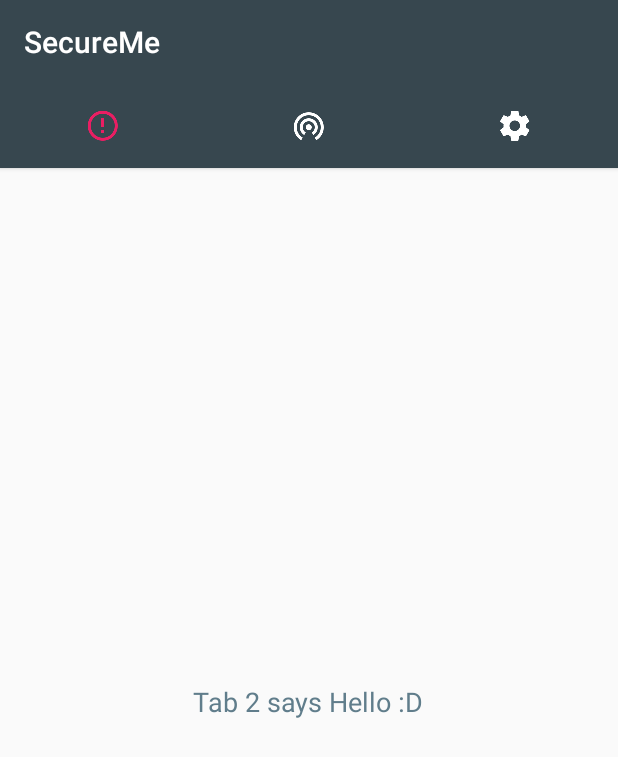
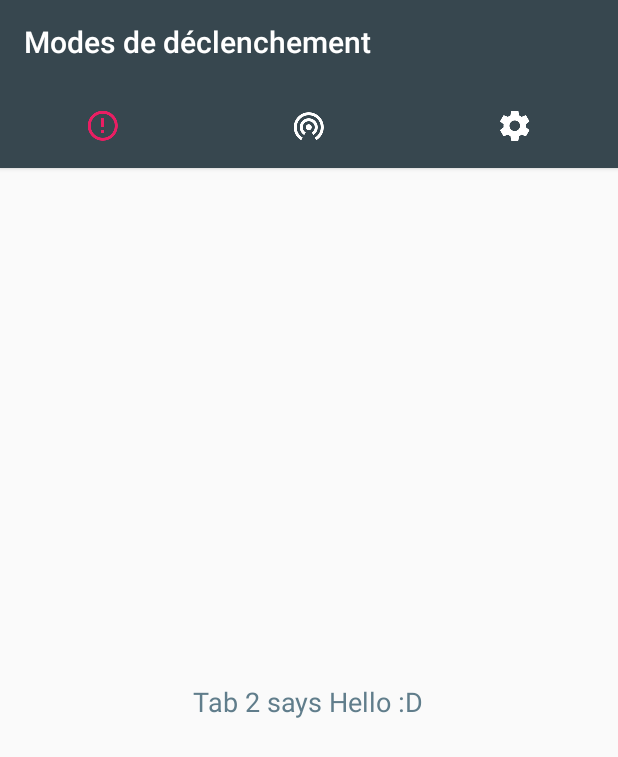
Before and after one commit to GrimArn/SecureMe, an Android app: the screen it shows after launch (MainActivity), on a phone screen of 412 x 824 dp. Shown: the top 757 px of the screen. Run offline under Robolectric (Android 15) with nearby library versions, the light colour scheme and no system bars; libraries missing offline, so code that uses them is left out: com.github.machinarius.preferencefragment.

Commit message:
UpdateCard

```diff
--- a/app/src/main/java/fr/ihm/secureme/activity/MainActivity.java
+++ b/app/src/main/java/fr/ihm/secureme/activity/MainActivity.java
@@ -1,18 +1,25 @@
 package fr.ihm.secureme.activity;
 
 import android.support.v4.view.ViewPager;
+import android.support.v7.app.ActionBar;
 import android.support.v7.app.ActionBarActivity;
 import android.os.Bundle;
-import android.view.Menu;
-import android.view.MenuItem;
+import android.util.Log;
 import fr.ihm.secureme.R;
 import fr.ihm.secureme.adapter.ViewPagerAdapter;
+import fr.ihm.secureme.fragment.AlertFragment;
+import fr.ihm.secureme.fragment.ContactFragment;
+import fr.ihm.secureme.fragment.SettingsFragment;
 import fr.ihm.secureme.google.SlidingTabLayout;
+
+import java.util.ArrayList;
+import java.util.List;
 
 
 public class MainActivity extends ActionBarActivity {
 
 
+    private static final String TAG = "MainActivity" ;
     ViewPager pager;
     ViewPagerAdapter adapter;
     SlidingTabLayout tabs;
@@ -22,25 +29,55 @@ public class MainActivity extends ActionBarActivity {
             R.drawable.ic_settings_white_24dp
     };
     int Numboftabs =3;
+    private List<CharSequence> mListFragment;
 
     @Override
     protected void onCreate(Bundle savedInstanceState) {
         super.onCreate(savedInstanceState);
         setContentView(R.layout.activity_main);
 
+        mListFragment = new ArrayList<CharSequence>(Numboftabs);
+        mListFragment.add(AlertFragment.sTitle);
+        mListFragment.add(ContactFragment.sTitle);
+        mListFragment.add(SettingsFragment.sTitle);
+
         // Creating The ViewPagerAdapter and Passing Fragment Manager, Titles fot the Tabs and Number Of Tabs.
         adapter =  new ViewPagerAdapter(this,getSupportFragmentManager(),imageResId,Numboftabs);
-        getSupportActionBar().setElevation(0);
+        ActionBar ab = getSupportActionBar();
+        ab.setElevation(0);
+        setActivityTitle(0);
         // Assigning ViewPager View and setting the adapter
         pager = (ViewPager) findViewById(R.id.pager);
         pager.setAdapter(adapter);
 
+
         // Assiging the Sliding Tab Layout View
         tabs = (SlidingTabLayout) findViewById(R.id.tabs);
         tabs.setDistributeEvenly(true); // To make the Tabs Fixed set this true, This makes the tabs Space Evenly in Available width
-
         tabs.setCustomTabView(R.layout.custom_tab, 0);
         // Setting the ViewPager For the SlidingTabsLayout
         tabs.setViewPager(pager);
+
+        tabs.setOnPageChangeListener(new ViewPager.OnPageChangeListener() {
+            @Override
+            public void onPageScrolled(int position, float positionOffset, int positionOffsetPixels) {
+
+            }
+
+            @Override
+            public void onPageSelected(int position) {
+                Log.e(TAG, "onPageSelected");
+                setActivityTitle(position);
+            }
+
+            @Override
+            public void onPageScrollStateChanged(int state) {
+
+            }
+        });
+    }
+
+    private void setActivityTitle(int i) {
+        getSupportActionBar().setTitle(mListFragment.get(i));
     }
 }
--- a/app/src/main/java/fr/ihm/secureme/adapter/ContactArrayAdapter.java
+++ b/app/src/main/java/fr/ihm/secureme/adapter/ContactArrayAdapter.java
@@ -20,7 +20,7 @@ import fr.ihm.secureme.R;
 import java.util.ArrayList;
 import java.util.List;
 
-public class ContactArrayAdapter extends ArrayAdapter<Contact> {
+public class ContactArrayAdapter extends ArrayAdapter<Contact>{
     private static final String TAG = "ContactArrayAdapter";
     private List<Contact> mContactArrayList = new ArrayList<Contact>();
     private View mRow;
@@ -83,12 +83,12 @@ public class ContactArrayAdapter extends ArrayAdapter<Contact> {
                 deleteView(position);
             }
         });
-        mCardView.setOnLongClickListener(new View.OnLongClickListener() {
+        /*mCardView.setOnLongClickListener(new View.OnLongClickListener() {
             @Override
             public boolean onLongClick(View v) {
                 return false;
             }
-        });
+        });*/
         return mRow;
     }
 
--- a/app/src/main/java/fr/ihm/secureme/adapter/ViewPagerAdapter.java
+++ b/app/src/main/java/fr/ihm/secureme/adapter/ViewPagerAdapter.java
@@ -4,6 +4,7 @@ package fr.ihm.secureme.adapter;
  * Created by nonau on 09/10/15.
  */
 
+import android.app.Activity;
 import android.content.Context;
 import android.graphics.drawable.Drawable;
 import android.support.v4.app.Fragment;
@@ -12,20 +13,25 @@ import android.support.v4.app.FragmentStatePagerAdapter;
 import android.text.Spannable;
 import android.text.SpannableString;
 import android.text.style.ImageSpan;
+import android.util.Log;
+import fr.ihm.secureme.activity.MainActivity;
 import fr.ihm.secureme.fragment.AlertFragment;
 import fr.ihm.secureme.fragment.ContactFragment;
 import fr.ihm.secureme.fragment.SettingsFragment;
 
 public class ViewPagerAdapter extends FragmentStatePagerAdapter {
 
+    private static final String TAG = "ViewPagerAdapter";
     int Titles[];
     int NumbOfTabs;
     private Context mContext;
+    private MainActivity mActivity;
 
     // Build a Constructor and assign the passed Values to appropriate values in the class
-    public ViewPagerAdapter(Context c, FragmentManager fm,int mTitles[], int mNumbOfTabsumb) {
+    public ViewPagerAdapter(MainActivity a, FragmentManager fm,int mTitles[], int mNumbOfTabsumb) {
         super(fm);
-        mContext = c;
+        mActivity = a;
+        mContext = a.getBaseContext();
         this.Titles = mTitles;
         this.NumbOfTabs = mNumbOfTabsumb;
 
@@ -34,17 +40,13 @@ public class ViewPagerAdapter extends FragmentStatePagerAdapter {
     //This method return the fragment for the every position in the View Pager
     @Override
     public Fragment getItem(int position) {
-
         switch (position) {
             case 0 :
-                AlertFragment alertFragment = new AlertFragment();
-                return alertFragment;
+                return new AlertFragment();
             case 1 :
-                ContactFragment contactFragment = new ContactFragment();
-                return contactFragment;
+                return new ContactFragment();
             case 2 :
-                SettingsFragment settingsFragment = new SettingsFragment();
-                return settingsFragment;
+                return new SettingsFragment();
         }
         return null;
 
--- a/app/src/main/java/fr/ihm/secureme/fragment/AlertFragment.java
+++ b/app/src/main/java/fr/ihm/secureme/fragment/AlertFragment.java
@@ -13,6 +13,8 @@ import fr.ihm.secureme.R;
 public class AlertFragment extends Fragment {
 
 
+    public static CharSequence sTitle = "Modes de déclenchement";
+
     public AlertFragment() {
         // Required empty public constructor
     }
@@ -23,6 +25,4 @@ public class AlertFragment extends Fragment {
         // Inflate the layout for this fragment
         return inflater.inflate(R.layout.fragment_alert, container, false);
     }
-
-
 }
--- a/app/src/main/java/fr/ihm/secureme/fragment/ContactFragment.java
+++ b/app/src/main/java/fr/ihm/secureme/fragment/ContactFragment.java
@@ -24,6 +24,8 @@ public class ContactFragment extends Fragment {
     private ContactArrayAdapter mContactArrayAdapter;
     private ListView listView;
     private View mView;
+    public static CharSequence sTitle = "Contacts d'urgence";
+
     @Override
     public void onCreate(Bundle savedInstanceState) {
         super.onCreate(savedInstanceState);
@@ -45,44 +47,9 @@ public class ContactFragment extends Fragment {
         mContactArrayAdapter.add(contact);
         contact = new Contact("0657815637", "STOLE", false);
         mContactArrayAdapter.add(contact);
-        contact = new Contact("0657815637", "STOLE", false);
-        mContactArrayAdapter.add(contact);
-        contact = new Contact("0657815637", "STOLE", false);
-        mContactArrayAdapter.add(contact);
-        contact = new Contact("0657815637", "STOLE", false);
-        mContactArrayAdapter.add(contact);
-        contact = new Contact("0657815637", "STOLE", false);
-        mContactArrayAdapter.add(contact);
-        contact = new Contact("0657815637", "STOLE", false);
-        mContactArrayAdapter.add(contact);
-        contact = new Contact("0657815637", "STOLE", false);
-        mContactArrayAdapter.add(contact);
-        contact = new Contact("0657815637", "STOLE", false);
-        mContactArrayAdapter.add(contact);
-        contact = new Contact("0657815637", "STOLE", false);
-        mContactArrayAdapter.add(contact);
-        contact = new Contact("0657815637", "STOLE", false);
-        mContactArrayAdapter.add(contact);
-        contact = new Contact("0657815637", "STOLE", false);
-        mContactArrayAdapter.add(contact);
-        contact = new Contact("0657815637", "STOLE", false);
-        mContactArrayAdapter.add(contact); contact = new Contact("0657815637", "STOLE", false);
-        mContactArrayAdapter.add(contact);
-        contact = new Contact("0657815637", "STOLE", false);
-        mContactArrayAdapter.add(contact);
-        contact = new Contact("0657815637", "STOLE", false);
-        mContactArrayAdapter.add(contact);
-        contact = new Contact("0657815637", "STOLE", false);
-        mContactArrayAdapter.add(contact);
-        contact = new Contact("0657815637", "STOLE", false);
-        mContactArrayAdapter.add(contact);
-        contact = new Contact("0657815637", "STOLE", false);
-        mContactArrayAdapter.add(contact);
 
         Log.e(TAG, "test on num " + contact.getNum());
         listView.setAdapter(mContactArrayAdapter);
         return mView;
     }
-
-
 }
--- a/app/src/main/java/fr/ihm/secureme/fragment/SettingsFragment.java
+++ b/app/src/main/java/fr/ihm/secureme/fragment/SettingsFragment.java
@@ -14,8 +14,10 @@ import fr.ihm.secureme.R;
 /**
  * A simple {@link Fragment} subclass.
  */
-public class SettingsFragment extends PreferenceFragment {
+public class SettingsFragment extends PreferenceFragment{
 
+
+    public static CharSequence sTitle = "Paramètres";
 
     public SettingsFragment() {
         // Required empty public constructor
@@ -26,6 +28,4 @@ public class SettingsFragment extends PreferenceFragment {
         super.onCreate(paramBundle);
         addPreferencesFromResource(R.xml.preference);
     }
-
-
 }
--- a/app/src/main/java/fr/ihm/secureme/google/SlidingTabStrip.java
+++ b/app/src/main/java/fr/ihm/secureme/google/SlidingTabStrip.java
@@ -36,6 +36,7 @@ import android.widget.TextView;
 
 class SlidingTabStrip extends LinearLayout {
 
+    private static final String TAG = "SlidingTabStrip";
     private int[] imageResId = {
             fr.ihm.secureme.R.drawable.ic_error_outline_white_24dp,
             fr.ihm.secureme.R.drawable.ic_wifi_tethering_white_24dp,
@@ -121,7 +122,28 @@ class SlidingTabStrip extends LinearLayout {
         mSelectedPosition = position;
         mSelectionOffset = positionOffset;
         invalidate();
+        Log.e(TAG, position + " + " + positionOffset);
+        TextView tv0 = (TextView) getChildAt(0);
+        TextView tv1 = (TextView) getChildAt(1);
+        TextView tv2 = (TextView) getChildAt(2);
+        if (mSelectionOffset < 0.3f) {
+            switch (mSelectedPosition) {
+                case 0:
+                    tv1.setText(getIcon(0, 1));
+                    tv2.setText(getIcon(0, 2));
+                    break;
+                case 2:
+                    tv0.setText(getIcon(0, 0));
+                    tv1.setText(getIcon(0, 1));
+                    break;
+                case 1:
+                    tv0.setText(getIcon(0, 0));
+                    tv2.setText(getIcon(0, 2));
+                    break;
+            }
+        }
     }
+
 
     @Override
     protected void onDraw(Canvas canvas) {
@@ -136,7 +158,6 @@ class SlidingTabStrip extends LinearLayout {
         // Thick colored underline below the current selection
         if (childCount > 0) {
             View selectedTitle = getChildAt(mSelectedPosition);
-
             TextView tv = (TextView) selectedTitle;
             tv.setText(getIcon(10, mSelectedPosition));
             int left = selectedTitle.getLeft();
@@ -162,6 +183,7 @@ class SlidingTabStrip extends LinearLayout {
 
             mSelectedIndicatorPaint.setColor(color);
 
+//            tv.setText(getIcon(0, mSelectedPosition));
             /*canvas.drawRect(left, height - mSelectedIndicatorThickness, right,
                     height, mSelectedIndicatorPaint);*/
         }
--- a/app/src/main/res/layout/fragment_contact.xml
+++ b/app/src/main/res/layout/fragment_contact.xml
@@ -18,9 +18,10 @@
             android:id="@+id/fab"
             android:layout_width="wrap_content"
             android:layout_height="wrap_content"
-            android:src="@drawable/ic_add_black_18dp"
+            android:src="@drawable/ic_add_white_18dp"
             android:layout_gravity="bottom|end"
             app:elevation="6dp"
+            app:borderWidth="0dp"
             app:pressedTranslationZ="12dp" android:layout_marginRight="20dp" android:layout_marginBottom="20dp"/>
 
 </FrameLayout>
--- a/app/src/main/res/layout/list_item_card.xml
+++ b/app/src/main/res/layout/list_item_card.xml
@@ -24,7 +24,8 @@
                     android:id="@+id/num"
                     android:layout_width="wrap_content"
                     android:layout_height="wrap_content"
-                    android:text="Text line 1" android:textStyle="bold" android:textSize="18dp"/>
+                    android:text="Text line 1" android:textStyle="bold" android:textSize="18dp"
+                    android:textColor="@color/primary_dark_text"/>
             <LinearLayout
                     android:orientation="horizontal"
                     android:layout_width="fill_parent"
@@ -33,6 +34,7 @@
                         android:id="@+id/message"
                         android:layout_width="wrap_content"
                         android:layout_height="match_parent"
+                        android:textColor="@color/secondary_dark_text"
                         android:text="Text line 2"/>
             </LinearLayout>
         </LinearLayout>
--- a/app/src/main/res/values/colors.xml
+++ b/app/src/main/res/values/colors.xml
@@ -9,7 +9,7 @@
     <color name="ColorPrimaryDark">#263238</color>
     <color name="tabsScrollColor">#607D8B</color>
     <color name="colorAccent">#E91E63</color>
-
+    <!-- couleur des onglets -->
     <color name="colortab0">@color/white</color>
     <color name="colortab1">#F8BBD0</color>
     <color name="colortab3">#F48FB1</color>
@@ -17,4 +17,12 @@
     <color name="colortab7">#EC407A</color>
     <color name="colortab9">@color/colorAccent</color>
 
+    <!-- couleur du text -->
+    <color name="primary_dark_text">#DD000000</color>
+    <color name="secondary_dark_text">#8A000000</color>
+    <color name="hint_disable_dark">#61000000</color>
+    <color name="primary_light_text">#FFFFFF</color>
+    <color name="secondary_light_text">#B2FFFFFF</color>
+    <color name="hint_disable_light">#4CFFFFFF</color>
+
 </resources>
```
Also changed, not shown: app/src/main/res/drawable-hdpi/ic_add_white_18dp.png (added), app/src/main/res/drawable-mdpi/ic_add_white_18dp.png (added), app/src/main/res/drawable-xhdpi/ic_add_white_18dp.png (added), app/src/main/res/drawable-xxhdpi/ic_add_white_18dp.png (added), app/src/main/res/drawable-xxxhdpi/ic_add_white_18dp.png (added).
